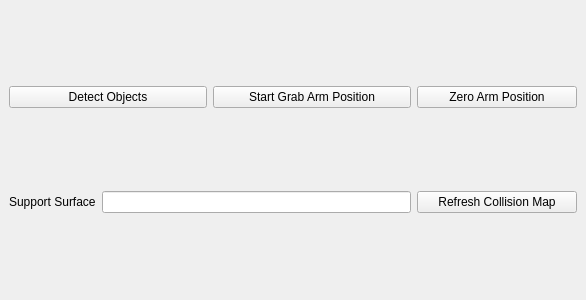
TezChan/sr-manipulation, file sr_gui_manipulation/ui/SrGuiManipulation.ui: the form before one commit.
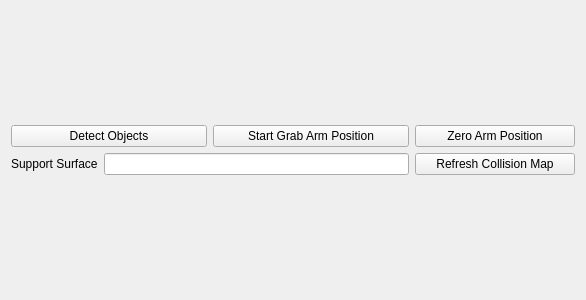
The form after the commit.

```diff
--- a/sr_gui_manipulation/ui/SrGuiManipulation.ui
+++ b/sr_gui_manipulation/ui/SrGuiManipulation.ui
@@ -1,7 +1,7 @@
 <?xml version="1.0" encoding="UTF-8"?>
 <ui version="4.0">
  <class>SrGuiManipulationUi</class>
- <widget class="QDockWidget" name="SrGuiManipulationUi">
+ <widget class="QWidget" name="SrGuiManipulationUi">
   <property name="geometry">
    <rect>
     <x>0</x>
@@ -13,7 +13,8 @@
   <property name="windowTitle">
    <string>Shadow Manipulation</string>
   </property>
-  <widget class="QWidget" name="contents">
+  <layout class="QGridLayout" name="gridLayout">
+   <item row="0" column="0">
    <layout class="QVBoxLayout" name="verticalLayout">
     <item>
      <layout class="QHBoxLayout" name="horizontalLayout">
@@ -117,7 +118,8 @@
      </layout>
     </item>
    </layout>
-  </widget>
+   </item>
+  </layout>
  </widget>
  <resources/>
  <connections/>
```
Left out of the diff: 3 changed lines with no effect on the pictures. Lines whose indentation alone changed are shown as unchanged.
